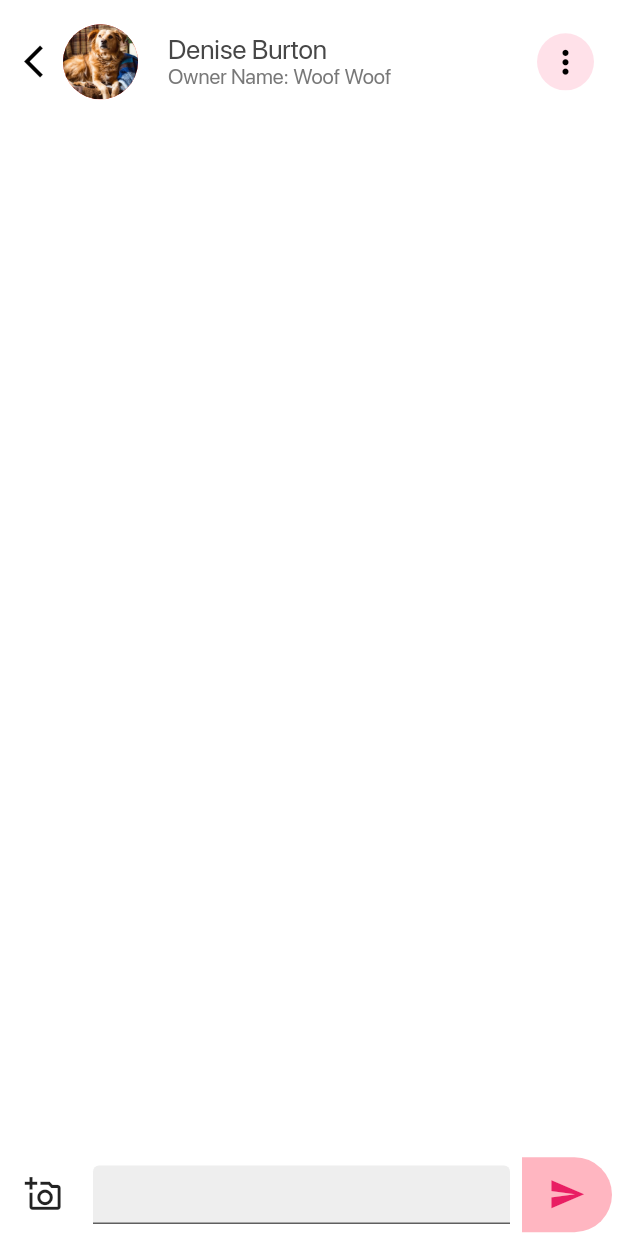
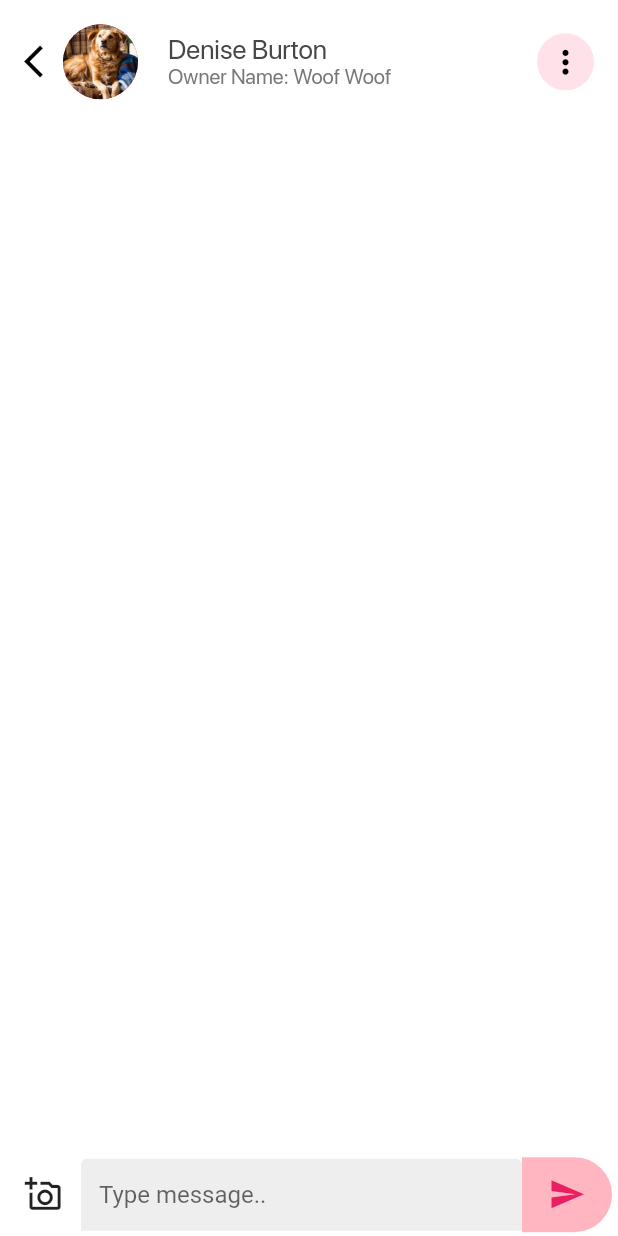
Before and after one commit to SPARSHAGGARWAL17/dating-app, a Flutter app: the MatchesChatPage screen opened by its route, after a tap on "Denise Burton", on a phone screen of 412 x 824 dp. Run offline on Flutter 3.47's test engine with Material 2 defaults, Android fonts, the phone set to English and light mode, and no system bars; our stand-ins replace carousel_slider, chewie, flutter_svg, font_awesome_flutter, pin_code_fields, video_player; missing offline and left inert: drag_and_drop_gridview.

Commit message:
bugs fixes - chat page & homepage

```diff
--- a/lib/model/matches.dart
+++ b/lib/model/matches.dart
@@ -7,7 +7,6 @@ class Matches {
   });
 }
 
-
 List<Matches> kMatches = [
   Matches(image: 'assets/images/dogs/dog1.jpeg', name: 'Denise Burton'),
   Matches(image: 'assets/images/dogs/dog2.jpeg', name: 'Maria Long'),
@@ -15,4 +14,8 @@ List<Matches> kMatches = [
   Matches(image: 'assets/images/dogs/dog4.jpeg', name: 'Crystal Castilo'),
   Matches(image: 'assets/images/dogs/dog5.jpeg', name: 'Julia Morris'),
   Matches(image: 'assets/images/dogs/dog6.jpeg', name: 'Christina Evans'),
+  Matches(image: 'assets/images/dogs/dog6.jpeg', name: 'Christina Evans'),
+  Matches(image: 'assets/images/dogs/dog6.jpeg', name: 'Christina Evans'),
+  Matches(image: 'assets/images/dogs/dog6.jpeg', name: 'Christina Evans'),
+  Matches(image: 'assets/images/dogs/dog6.jpeg', name: 'Christina Evans'),
 ];
--- a/lib/view/chats/chat-page.dart
+++ b/lib/view/chats/chat-page.dart
@@ -144,17 +144,19 @@ class _ChatPageState extends State<ChatPage> with TickerProviderStateMixin {
                     ),
                     Expanded(
                         child: SizedBox(
-                      height: 100,
-                      child: Padding(
-                        padding: const EdgeInsets.all(8.0),
+                      // height: 100,
                       child: TextField(
                         onChanged: (value) {
                           setState(() {});
                         },
                         controller: chatMessage,
+                        textCapitalization: TextCapitalization.sentences,
                         decoration: InputDecoration(
                           fillColor: Colors.grey.shade200,
                           filled: true,
+                          hintText: 'Type message..',
+                          border: UnderlineInputBorder(
+                            borderSide: BorderSide.none,
                           ),
                         ),
                       ), //TODO add functionality
@@ -173,7 +175,7 @@ class _ChatPageState extends State<ChatPage> with TickerProviderStateMixin {
                                   byMe: true,
                                   animationController: AnimationController(
                                     vsync: this,
-                                    duration: Duration(milliseconds: 450),
+                                    duration: Duration(milliseconds: 300),
                                   ),
                                 ),
                               );
--- a/lib/view/chats/matches-chat.dart
+++ b/lib/view/chats/matches-chat.dart
@@ -69,7 +69,7 @@ class MatchesChatPage extends StatelessWidget {
                       ),
                     ),
                     Container(
-                      // height: getDeviceSize(context).height * 0.628,
+                      height: getDeviceSize(context).height * 0.6,
                       child: SingleChildScrollView(
                         physics: BouncingScrollPhysics(),
                         scrollDirection: Axis.vertical,
--- a/lib/view/home-screens/home-page.dart
+++ b/lib/view/home-screens/home-page.dart
@@ -197,6 +197,7 @@ class _HomePageState extends State<HomePage>
                           // for (var i = 0; i < matchCard.length; i++)
                           if (matchCard.isNotEmpty)
                             SwapCard(
+                              orientation: AmassOrientation.TOP,
                               animDuration: 250,
                               cardController: cardController,
                               swipeCompleteCallback: (orientation, index) {
```
Lines whose indentation alone changed are shown as unchanged.
